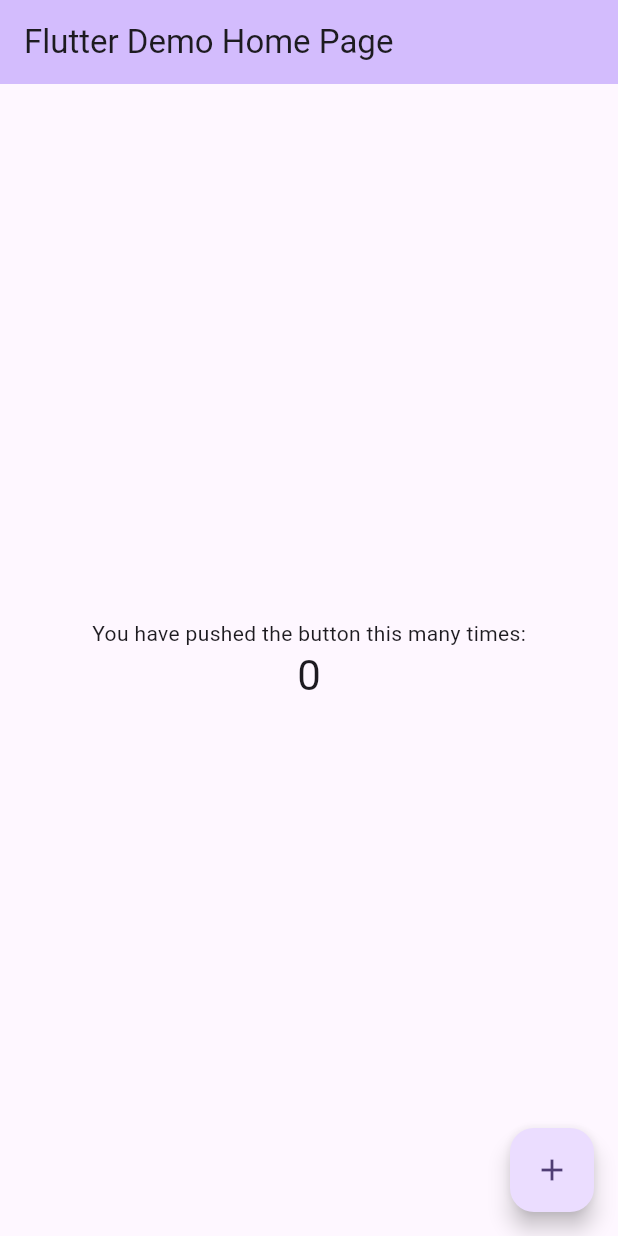
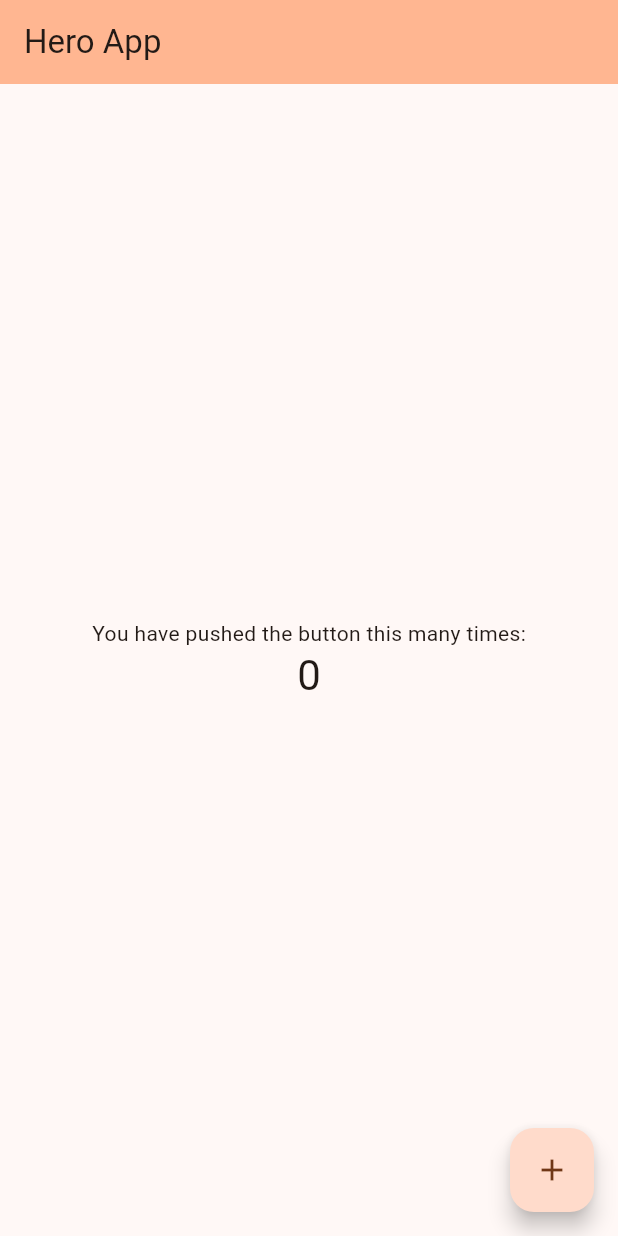
Before and after one commit to MohamedAsmi/trading, a Flutter app: the screen it shows after launch, on a phone screen of 412 x 824 dp. Run offline on Flutter 3.47's test engine with Material 3 defaults, Android fonts, the phone set to English and light mode, and no system bars.

Commit message:
constants.dart added

```diff
--- a/lib/main.dart
+++ b/lib/main.dart
@@ -1,4 +1,5 @@
 import 'package:flutter/material.dart';
+import 'package:hero_app/util/constants.dart';
 
 void main() {
   runApp(const MyApp());
@@ -11,6 +12,7 @@ class MyApp extends StatelessWidget {
   @override
   Widget build(BuildContext context) {
     return MaterialApp(
+      debugShowCheckedModeBanner: false,
       title: 'Hero App',
       theme: ThemeData(
         // This is the theme of your application.
@@ -28,10 +30,12 @@ class MyApp extends StatelessWidget {
         //
         // This works for code too, not just values: Most code changes can be
         // tested with just a hot reload.
-        colorScheme: ColorScheme.fromSeed(seedColor: Colors.deepPurple),
+        colorScheme: ColorScheme.fromSeed(seedColor: kPrimaryOrange),
         useMaterial3: true,
       ),
-      home: const MyHomePage(title: 'Flutter Demo Home Page'),
+      home: const MyHomePage(
+        title: 'Hero App',
+      ),
     );
   }
 }
```
Also changed, not shown: lib/util/constants.dart (added, +15 -0 lines).
